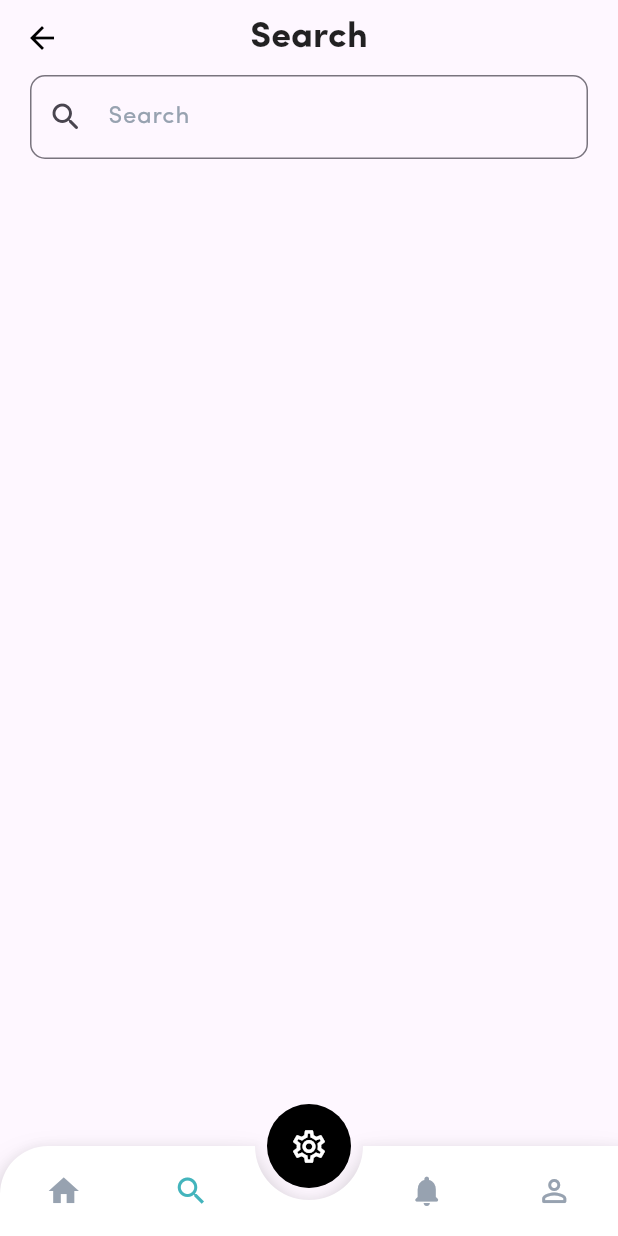
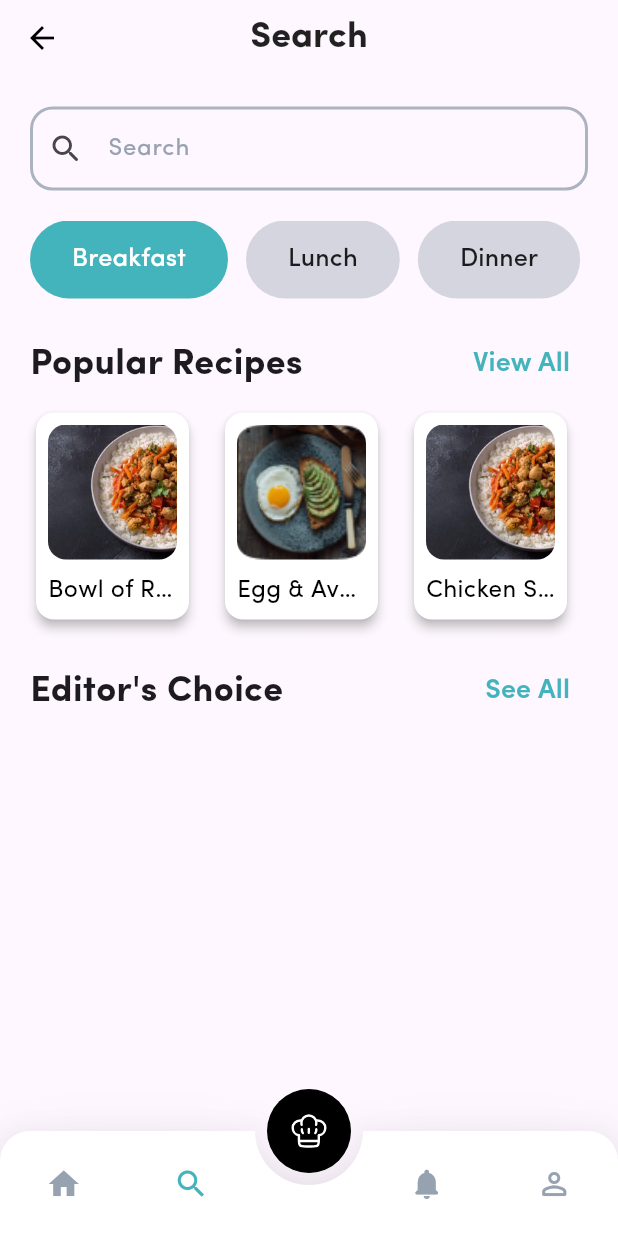
Before and after one commit to Odejide-Oluwafemi/Recipe-App, a Flutter app: the HomePage screen opened by its route, item 2 of the bottom bar chosen, on a phone screen of 412 x 824 dp. Run offline on Flutter 3.47's test engine with Material 3 defaults, Android fonts, the phone set to English and light mode, and no system bars; drawn by our look-alikes of animated_bottom_navigation_bar; our stand-ins replace flutter_svg.

Commit message:
SearchPage: Search Input, category, popular recipes

```diff
--- a/lib/screens/home_page.dart
+++ b/lib/screens/home_page.dart
@@ -1,5 +1,6 @@
 import 'package:animated_bottom_navigation_bar/animated_bottom_navigation_bar.dart';
 import 'package:flutter/material.dart';
+import 'package:flutter_svg/flutter_svg.dart';
 import 'package:recipe_app/constants/app_colors.dart';
 import 'package:recipe_app/screens/profile_page.dart';
 import 'package:recipe_app/screens/search_page.dart';
@@ -42,7 +43,6 @@ class _HomePageState extends State<HomePage> {
   @override
   Widget build(BuildContext context) {
     return Scaffold(
-
       body: pages[activeIndex],
       floatingActionButtonLocation: FloatingActionButtonLocation.centerDocked,
       floatingActionButton: ClipRRect(
@@ -52,10 +52,12 @@ class _HomePageState extends State<HomePage> {
           onPressed: () {},
           backgroundColor: Colors.black,
           foregroundColor: Colors.white,
-          child: Icon(Icons.settings_outlined, size: 26),
+
+          child: SvgPicture.asset("assets/Chef.svg",fit: BoxFit.contain, width: 26),
         ),
       ),
       bottomNavigationBar: AnimatedBottomNavigationBar.builder(
+        elevation: 20,
         itemCount: iconList.length,
         tabBuilder: (int index, bool isActive) {
           final color = isActive ? AppColors.brandPrimary : AppColors.brandGray;
@@ -71,10 +73,15 @@ class _HomePageState extends State<HomePage> {
         splashSpeedInMilliseconds: 300,
         notchSmoothness: NotchSmoothness.defaultEdge,
         gapLocation: GapLocation.center,
-        leftCornerRadius: 32,
-        rightCornerRadius: 0,
-        height: 60,
+        leftCornerRadius: 20,
+        rightCornerRadius: 20,
+        height: 70,
         onTap: (index) => setActiveIndex(index),
+        shadow: Shadow(
+          color: Colors.grey.shade400,
+          blurRadius: 12,
+          offset: Offset.fromDirection(3, 0)
+        ),
       ),
     );
   }
@@ -148,7 +155,7 @@ class Home extends StatelessWidget {
                     child: Text(
                       "See All",
                       style: TextStyle(
-                        fontWeight: FontWeight.bold,
+                        fontWeight: FontWeight.w600,
                         color: AppColors.brandPrimary,
                         fontSize: 18,
                       ),
@@ -156,6 +163,8 @@ class Home extends StatelessWidget {
                   ),
                   children: [
                     ...List.generate(5, (index) {
+                      int selectedIndex = 0;
+
                       List<String> categories = [
                         "Breakfast",
                         "Lunch",
@@ -163,12 +172,23 @@ class Home extends StatelessWidget {
                         "Snacks",
                         "Dessert",
                       ];
-                      return CategoryButton(text: categories[index]);
+                      return CategoryButton(text: categories[index], selected: selectedIndex == index,);
                     }),
                   ],
                 ),
                 Section(
                   titleText: "Popular Recipes",
+                  titleAction: TextButton(
+                    onPressed: () => {},
+                    child: Text(
+                      "See All",
+                      style: TextStyle(
+                        fontWeight: FontWeight.w600,
+                        color: AppColors.brandPrimary,
+                        fontSize: 18,
+                      ),
+                    ),
+                  ),
                   children: [
                     ...List.generate(2, (index) {
                       List<String> titles = [
--- a/lib/screens/search_page.dart
+++ b/lib/screens/search_page.dart
@@ -1,5 +1,9 @@
 import 'package:flutter/material.dart';
 import 'package:recipe_app/constants/app_colors.dart';
+
+import '../widgets/category_button.dart';
+import '../widgets/detail_card_small.dart';
+import '../widgets/section.dart';
 
 class SearchPage extends StatefulWidget {
   const SearchPage({super.key, required this.onBack});
@@ -7,10 +11,10 @@ class SearchPage extends StatefulWidget {
   final void Function() onBack;
 
   @override
-  State<SearchPage> createState() => _SeaarchPageState();
+  State<SearchPage> createState() => _SearchPageState();
 }
 
-class _SeaarchPageState extends State<SearchPage> {
+class _SearchPageState extends State<SearchPage> {
   final TextEditingController searchController = TextEditingController();
 
   @override
@@ -44,26 +48,118 @@ class _SeaarchPageState extends State<SearchPage> {
       body: SingleChildScrollView(
         padding: const EdgeInsets.symmetric(horizontal: 20),
         child: Column(
+          spacing: 20,
           children: [
+            SizedBox(height: 1),
             TextField(
               controller: searchController,
-
+              cursorColor: AppColors.brandPrimary,
+              cursorRadius: Radius.circular(10),
+              textInputAction: TextInputAction.search,
               decoration: InputDecoration(
                 prefixIcon: Icon(Icons.search_rounded),
                 iconColor: Colors.black87,
+                hintText: "Search",
+                hintStyle: TextStyle(color: AppColors.brandGray),
+                enabledBorder: OutlineInputBorder(
+                  borderRadius: BorderRadius.circular(15),
+                  borderSide: BorderSide(
+                    color: AppColors.brandGray.withValues(alpha: 0.8),
+                    style: BorderStyle.solid,
+                    width: 2,
+                  ),
+                ),
+                focusedBorder: OutlineInputBorder(
+                  borderRadius: BorderRadius.circular(15),
+                  borderSide: BorderSide(
+                    color: AppColors.brandPrimary,
+                    style: BorderStyle.solid,
+                    width: 2,
+                  ),
+                ),
+              ),
+            ),
 
-                hintText: "Search",
-                hintStyle: TextStyle(
-                  color: AppColors.brandGray,
+            SingleChildScrollView(
+              scrollDirection: Axis.horizontal,
+              child: Row(
+                spacing: 12,
+                children: [
+                  ...List.generate(5, (index) {
+                    int selectedIndex = 0;
+
+                    List<String> categories = [
+                      "Breakfast",
+                      "Lunch",
+                      "Dinner",
+                      "Snacks",
+                      "Dessert",
+                    ];
+                    return CategoryButton(
+                      text: categories[index],
+                      selected: selectedIndex == index,
+                    );
+                  }),
+                ],
+              ),
+            ),
+
+            Section(
+              titleText: "Popular Recipes",
+              titleAction: TextButton(
+                onPressed: () => {},
+                child: Text(
+                  "View All",
+                  style: TextStyle(
+                    fontWeight: FontWeight.w600,
+                    color: AppColors.brandPrimary,
+                    fontSize: 18,
+                  ),
                 ),
-                border: OutlineInputBorder(
-                  borderRadius: BorderRadius.circular(10),
-                  borderSide: BorderSide(color: AppColors.brandGray, style: BorderStyle.solid, width: 10),
+              ),
+              children: [
+                ...List.generate(3, (index) {
+                  List<Map<String, String>> cardDetails = [
+                    {
+                      "Bowl of Rice Recipe":
+                          "assets/DetailCardImages/search_recipes_2.png",
+                    },
+                    {
+                      "Egg & Avocado Pancake Recipe":
+                          "assets/DetailCardImages/search_recipes_1.png",
+                    },
+                    {
+                      "Chicken Sauce Recipe":
+                          "assets/DetailCardImages/search_recipes_2.png",
+                    },
+                  ];
 
-                )
+                  return DetailCardSmall(
+                    title: cardDetails[index].keys.first,
+                    imagePath: cardDetails[index].values.first,
+                  );
+                }),
+              ],
+            ),
+
+            Section(
+              titleText: "Editor's Choice",
+              titleAction: TextButton(
+                onPressed: () => {},
+                child: Text(
+                  "See All",
+                  style: TextStyle(
+                    fontWeight: FontWeight.w600,
+                    color: AppColors.brandPrimary,
+                    fontSize: 18,
+                  ),
+                ),
               ),
+              vertical: true,
+              children: [
 
-            )
+              ],
+            ),
           ],
         ),
       ),
--- a/lib/widgets/category_button.dart
+++ b/lib/widgets/category_button.dart
@@ -2,20 +2,34 @@ import 'package:flutter/material.dart';
 import 'package:recipe_app/constants/app_colors.dart';
 
 class CategoryButton extends StatelessWidget {
-  const CategoryButton({super.key, required this.text});
+  const CategoryButton({super.key, required this.text, this.selected});
 
   final String text;
+  final bool? selected;
 
   @override
   Widget build(BuildContext context) {
-    return FilledButton(style: ButtonStyle(
-      backgroundColor: WidgetStateProperty.all(AppColors.brandPrimary),
-    ),  onPressed: () {}, child: Padding(
-      padding: const EdgeInsets.symmetric(horizontal: 6, vertical: 14),
-      child: Text(text, style: TextStyle(
-        fontWeight: FontWeight.w500,
-        fontSize: 17
-      ),),
-    ));
+    return FilledButton(
+      style: ButtonStyle(
+        backgroundColor: WidgetStateProperty.all(
+          selected != null && selected!
+              ? AppColors.brandPrimary
+              : AppColors.brandGray.withValues(alpha: 0.4),
+        ),
+        foregroundColor: WidgetStateProperty.all(
+          selected != null && selected!
+              ? Colors.white
+              : Colors.black87
+        ),
+      ),
+      onPressed: () {},
+      child: Padding(
+        padding: const EdgeInsets.symmetric(horizontal: 4, vertical: 14),
+        child: Text(
+          text,
+          style: TextStyle(fontWeight: FontWeight.w500, fontSize: 17),
+        ),
+      ),
+    );
   }
 }
--- a/lib/widgets/detail_card_large.dart
+++ b/lib/widgets/detail_card_large.dart
@@ -17,7 +17,8 @@ class DetailCardLarge extends StatelessWidget {
       height: 270,
       child: Card(
         color: Colors.white,
-        elevation: 10,
+        elevation: 3,
+        shadowColor: Colors.grey.shade400,
         child: Padding(
           padding: const EdgeInsets.all(16.0),
           child: Column(
--- /dev/null
+++ b/lib/widgets/detail_card_small.dart
@@ -0,0 +1,64 @@
+import 'package:flutter/material.dart';
+
+class DetailCardSmall extends StatelessWidget {
+  const DetailCardSmall({
+    super.key,
+    required this.title,
+    required this.imagePath,
+  });
+
+  final String title;
+  final String imagePath;
+
+  @override
+  Widget build(BuildContext context) {
+    return SizedBox(
+      width: 110,
+      height: 146,
+      child: Card(
+        color: Colors.white,
+        elevation: 3,
+        shadowColor: Colors.grey.shade400,
+        child: Padding(
+          padding: const EdgeInsets.all(8.0),
+          child: Column(
+            mainAxisAlignment: MainAxisAlignment.spaceBetween,
+            spacing: 3,
+            children: [
+              SizedBox(
+                width: 90,
+                height: 90,
+                child: ClipRRect(
+                  borderRadius: BorderRadius.circular(12),
+                  child: Image.asset(imagePath, fit: BoxFit.cover),
+                ),
+              ),
+              // Stack(
+              //   children: [
+              //     SizedBox(
+              //       width: 220,
+              //       height: 138,
+              //       child: ClipRRect(
+              //         borderRadius: BorderRadius.circular(18),
+              //         child: Image.asset(imagePath, fit: BoxFit.cover),
+              //       ),
+              //     ),
+              //   ],
+              // ),
+
+              Text(
+                title,
+                textScaler: TextScaler.linear(0.9),
+                overflow: TextOverflow.ellipsis,
+                style: TextStyle(
+                  fontSize: 18,
+                  color: Colors.black,
+                ),
+              ),
+            ],
+          ),
+        ),
+      ),
+    );
+  }
+}
--- a/lib/widgets/section.dart
+++ b/lib/widgets/section.dart
@@ -1,7 +1,16 @@
 import 'package:flutter/material.dart';
 
 class Section extends StatelessWidget {
-  const Section({super.key, required this.titleText, required this.children, this.titleAction, this.spacing, this.vertical = false});
+  const Section({
+    super.key,
+    required this.titleText,
+    required this.children,
+    this.titleAction,
+    this.spacing,
+    this.vertical = false,
+    this.mainAxisAlignment,
+    this.crossAxisAlignment,
+  });
 
   static const double defaultSpacing = 16;
 
@@ -10,6 +19,8 @@ class Section extends StatelessWidget {
   final Widget? titleAction;
   final bool vertical;
   final double? spacing;
+  final MainAxisAlignment? mainAxisAlignment;
+  final CrossAxisAlignment? crossAxisAlignment;
 
   @override
   Widget build(BuildContext context) {
@@ -20,19 +31,32 @@ class Section extends StatelessWidget {
         Row(
           mainAxisAlignment: MainAxisAlignment.spaceBetween,
           children: [
-            Text(titleText, style: TextStyle(fontSize: 24, fontWeight: FontWeight.bold),),
+            Text(
+              titleText,
+              style: TextStyle(fontSize: 24, fontWeight: FontWeight.bold),
+            ),
             ?titleAction,
           ],
         ),
         SingleChildScrollView(
           scrollDirection: vertical ? Axis.vertical : Axis.horizontal,
-          child: vertical ? Column(
-            spacing: spacing ?? defaultSpacing,
-            children: children,
-          ) : Row(
-            spacing: spacing ?? defaultSpacing,
-            children: children,
-          ),
+          child: vertical
+              ? Column(
+                  mainAxisAlignment:
+                      mainAxisAlignment ?? MainAxisAlignment.start,
+                  crossAxisAlignment:
+                      crossAxisAlignment ?? CrossAxisAlignment.start,
+                  spacing: spacing ?? defaultSpacing,
+                  children: children,
+                )
+              : Row(
+                  mainAxisAlignment:
+                      mainAxisAlignment ?? MainAxisAlignment.start,
+                  crossAxisAlignment:
+                      crossAxisAlignment ?? CrossAxisAlignment.start,
+                  spacing: spacing ?? defaultSpacing,
+                  children: children,
+                ),
         ),
       ],
     );
--- a/pubspec.yaml
+++ b/pubspec.yaml
@@ -66,6 +66,7 @@ flutter:
   # To add assets to your application, add an assets section, like this:
   assets:
    - assets/
+   - assets/Chef.svg
    - assets/login/
    - assets/card/
    - assets/DetailCardImages/
```
Also changed, not shown: assets/Chef.svg (added), assets/DetailCardImages/search_editors_choice_1.png (added), assets/DetailCardImages/search_editors_choice_2.png (added), assets/DetailCardImages/search_recipes_1.png (added), assets/DetailCardImages/search_recipes_2.png (added), lib/widgets/recipe_list_tile.dart (added).
